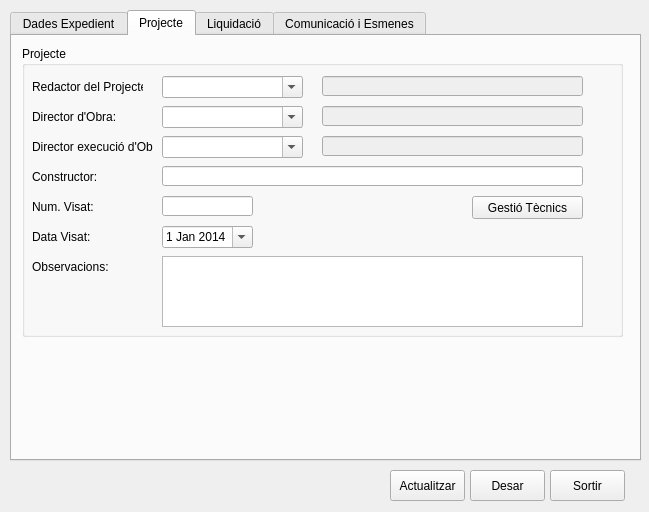
Above: src/exp_om.ui from daviderill/expedients before the change. Below: the same form after it.
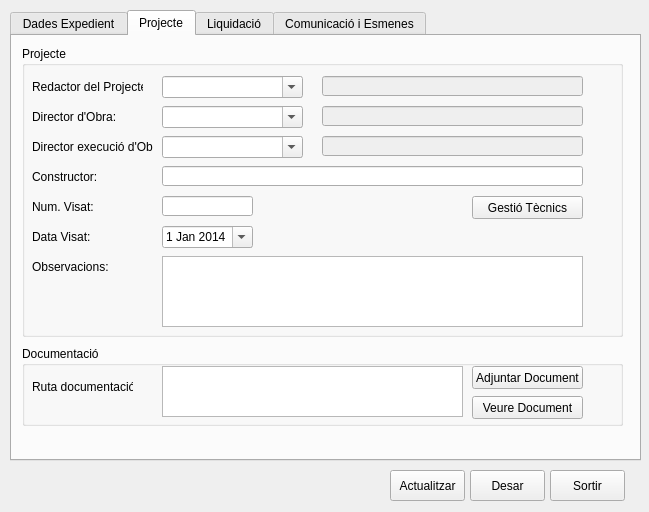
That is the form after the change. The open tabs and pages were chosen to show the change.

Commit message: Tab 'Projecte': attach and open file

```diff
--- a/src/exp_om.ui
+++ b/src/exp_om.ui
@@ -1021,6 +1021,68 @@
       </property>
      </widget>
     </widget>
+    <widget class="QGroupBox" name="gbDocumentacio">
+     <property name="geometry">
+      <rect>
+       <x>10</x>
+       <y>310</y>
+       <width>601</width>
+       <height>80</height>
+      </rect>
+     </property>
+     <property name="title">
+      <string>Documentació</string>
+     </property>
+     <widget class="QPushButton" name="btnDoc">
+      <property name="geometry">
+       <rect>
+        <x>450</x>
+        <y>20</y>
+        <width>111</width>
+        <height>23</height>
+       </rect>
+      </property>
+      <property name="text">
+       <string>Adjuntar Document</string>
+      </property>
+     </widget>
+     <widget class="QLabel" name="lblDoc">
+      <property name="geometry">
+       <rect>
+        <x>10</x>
+        <y>30</y>
+        <width>101</width>
+        <height>21</height>
+       </rect>
+      </property>
+      <property name="text">
+       <string>Ruta documentació:</string>
+      </property>
+     </widget>
+     <widget class="QTextEdit" name="txtDoc">
+      <property name="geometry">
+       <rect>
+        <x>140</x>
+        <y>20</y>
+        <width>301</width>
+        <height>51</height>
+       </rect>
+      </property>
+     </widget>
+     <widget class="QPushButton" name="btnOpenDoc">
+      <property name="geometry">
+       <rect>
+        <x>450</x>
+        <y>50</y>
+        <width>111</width>
+        <height>23</height>
+       </rect>
+      </property>
+      <property name="text">
+       <string>Veure Document</string>
+      </property>
+     </widget>
+    </widget>
    </widget>
    <widget class="QWidget" name="tabLiquidacio">
     <attribute name="title">
```
Left out of the diff: 2 changed lines with no effect on the pictures. The commit also changes 5 other files.
